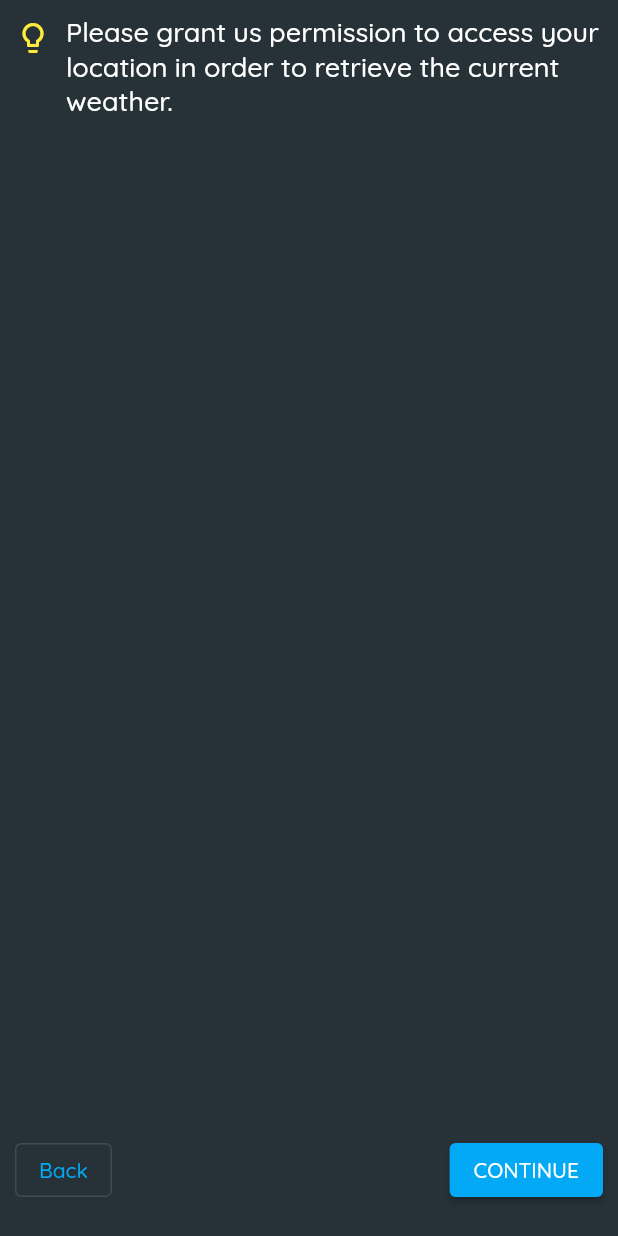
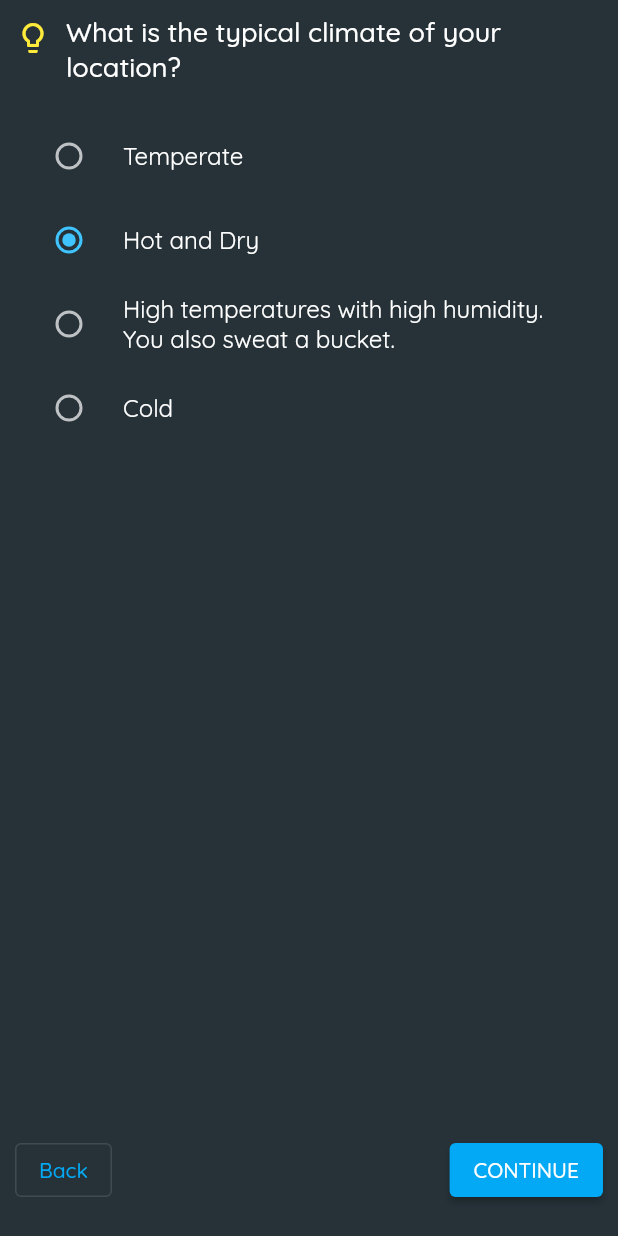
Before and after one commit to sudoadarsh/HydraSip, a Flutter app: the screen it shows after launch, swiped to page 4, on a phone screen of 412 x 824 dp. Run offline on Flutter 3.47's test engine with Material 2 defaults, Android fonts, the phone set to English and light mode, and no system bars; our stand-ins replace bloc, flutter_bloc, shared_preferences; missing offline and left inert: dart:ffi.

```diff
--- a/lib/constants/string_constants.dart
+++ b/lib/constants/string_constants.dart
@@ -19,8 +19,13 @@ class StringC {
   static const String moderatelyActive = 'Moderately active (3-5 days of exercise per week)';
   static const String veryActive = 'Very active (6-7 days of exercise per week)';
   static const String extremeActive = 'Extremely active (very intense exercise or physical job)';
-  static const String requestClimate = 'Please grant us permission to access your location in order to retrieve the current weather.';
+  static const String requestClimate = 'What is the typical climate of your location?';
   static const String grant = 'GRANT PERMISSION';
   static const String deny = 'Deny';
   static const String confirmLocation = 'Are you sure you want to exclude climate when calculating your daily water intake?';
+  static const String weather = 'WEATHER';
+  static const String temperate = 'Temperate';
+  static const String hotAndDry = 'Hot and Dry';
+  static const String hotAndHumid = 'High temperatures with high humidity. You also sweat a bucket.';
+  static const String cold = 'Cold';
 }
--- a/lib/constants/theme_constants.dart
+++ b/lib/constants/theme_constants.dart
@@ -49,6 +49,12 @@ class ThemeC {
     // Background color.
     scaffoldBackgroundColor: Colors.blueGrey[900],
 
+    // The app bar theme.
+    appBarTheme: const AppBarTheme(
+      backgroundColor: Colors.transparent,
+      elevation: 0.0
+    ),
+
     // The color scheme.
     colorScheme: const ColorScheme.dark(
       primary: Colors.lightBlue,
--- a/lib/main.dart
+++ b/lib/main.dart
@@ -20,10 +20,11 @@ class Root extends StatelessWidget {
       create: (context) => ThemeCubit(),
       child: BlocBuilder<ThemeCubit, ThemeState>(
         builder: (context, state) {
+          int? index = SharedPref.getInt(KeyConstants.pageIndex);
           return MaterialApp(
             theme: state.appTheme ? ThemeC.lightTheme : ThemeC.darkTheme,
             onGenerateRoute: GenerateRoute.generate,
-            initialRoute: RouteConstants.introduction,
+            initialRoute: index == 4 ? RouteC.home : RouteC.intro,
           );
         },
       ),
--- /dev/null
+++ b/lib/modules/home/logic/home_event.dart
@@ -0,0 +1,4 @@
+part of 'home_bloc.dart';
+
+@immutable
+abstract class HomeEvent {}
--- a/lib/modules/introduction/introduction_page.dart
+++ b/lib/modules/introduction/introduction_page.dart
@@ -129,7 +129,8 @@ class _IntroductionPageState extends State<IntroductionPage> {
   }
 
   void _climateContinue() {
-    Navigator.of(context).pushNamedAndRemoveUntil(RouteConstants.home, (route) {
+    _introductionBloc.add(UpdateCurrentIndex(index: 4));
+    Navigator.of(context).pushNamedAndRemoveUntil(RouteC.home, (route) {
       return false;
     });
   }
--- a/lib/modules/introduction/logic/introduction_bloc.dart
+++ b/lib/modules/introduction/logic/introduction_bloc.dart
@@ -5,10 +5,8 @@ import 'package:flutter/cupertino.dart';
 import 'package:hydra_sip/constants/constants.dart';
 import 'package:hydra_sip/utils/shared_pref.dart';
 import 'package:hydra_sip/utils/water_intake_calc/water_intake_calc.dart';
-import 'package:meta/meta.dart';
 
 part 'introduction_event.dart';
-
 part 'introduction_state.dart';
 
 class IntroductionBloc extends Bloc<IntroductionEvent, IntroductionState> {
--- a/lib/modules/introduction/widgets/climate_page.dart
+++ b/lib/modules/introduction/widgets/climate_page.dart
@@ -34,6 +34,33 @@ class ClimatePage extends StatelessWidget {
                   ),
                 ],
               ),
+              SizeC.spaceVertical20,
+              Column(
+                children: Climate.values.map((e) {
+                  String title;
+                  switch (e) {
+                    case Climate.temperate:
+                      title = StringC.temperate;
+                      break;
+                    case Climate.hotAndDry:
+                      title = StringC.hotAndDry;
+                      break;
+                    case Climate.hotAndHumid:
+                      title = StringC.hotAndHumid;
+                      break;
+                    case Climate.cold:
+                      title = StringC.cold;
+                      break;
+                  }
+                  return RadioListTile(
+                    value: e,
+                    title: ASText(title),
+                    groupValue: bloc.climate,
+                    onChanged: (value) =>
+                        bloc.add(ToggleMetricsEvent<Climate>(metric: value)),
+                  );
+                }).toList(),
+              ),
             ],
           ),
         ),
@@ -49,51 +76,11 @@ class ClimatePage extends StatelessWidget {
           bottom: 20,
           right: 10,
           child: ElevatedButton(
-            onPressed: () async {
-              PermissionStatus status =
-                  await OpenWeatherUtil.requestPermission();
-              if (!status.isGranted) {
-                // ignore: use_build_context_synchronously
-                _confirm(context);
-                return;
-              }
-              onClimateContinue();
-            },
+            onPressed: onClimateContinue,
             child: const ASText(StringC.cont),
           ),
         ),
       ],
     );
   }
-
-  /// Dialog to confirm the user selection.
-  void _confirm(BuildContext context) async {
-    await showDialog(
-      context: context,
-      builder: (_) {
-        return AlertDialog(
-          title: const ASText(StringC.appName),
-          content: const Text(StringC.confirmLocation),
-          actions: [
-            TextButton(
-              onPressed: () async {
-                PermissionStatus status =
-                    await OpenWeatherUtil.requestPermission();
-                if (status.isGranted) {
-                  // Move to Next page.
-                  onClimateContinue();
-                } else if (status.isPermanentlyDenied) {
-                  AppSettings.openLocationSettings();
-                }
-                // ignore: use_build_context_synchronously
-                Navigator.of(context).pop();
-              },
-              child: const ASText(StringC.grant),
-            ),
-            ElevatedButton(onPressed: () {}, child: const Text(StringC.cont)),
-          ],
-        );
-      },
-    );
-  }
 }
--- a/lib/modules/introduction/widgets/intro_page_widgets.dart
+++ b/lib/modules/introduction/widgets/intro_page_widgets.dart
@@ -1,14 +1,11 @@
 import 'dart:io';
 
-import 'package:app_settings/app_settings.dart';
 import 'package:flutter/material.dart';
 import 'package:flutter/services.dart';
 import 'package:hydra_sip/base/custom_widgets/custom_widgets.dart';
 import 'package:hydra_sip/constants/constants.dart';
 import 'package:hydra_sip/modules/introduction/logic/introduction_bloc.dart';
-import 'package:hydra_sip/utils/open_weather/open_weather.dart';
 import 'package:hydra_sip/utils/water_intake_calc/water_intake_calc.dart';
-import 'package:permission_handler/permission_handler.dart';
 
 part 'activity_page.dart';
 part 'climate_page.dart';
--- a/lib/utils/open_weather/open_weather.dart
+++ /dev/null
@@ -1,25 +0,0 @@
-import 'package:flutter/cupertino.dart';
-import 'package:geolocator/geolocator.dart';
-import 'package:permission_handler/permission_handler.dart';
-
-class OpenWeatherUtil {
-
-  /// Request location permissions.
-  static Future<PermissionStatus> requestPermission() async {
-    return await Permission.location.request();
-  }
-
-  /// Determine the current position of the device.
-  ///
-  /// When the location services are not enabled or permissions
-  /// are denied the `Future` will return an error.
-  static Future<Position?> determinePosition() async {
-    Position? position;
-    try {
-      position = await Geolocator.getCurrentPosition();
-    } catch (E) {
-      debugPrint("Error while getting the current location.");
-    }
-    return position;
-  }
-}
--- a/lib/utils/routing/generate_route.dart
+++ b/lib/utils/routing/generate_route.dart
@@ -1,10 +1,10 @@
 import 'package:flutter/material.dart';
-import 'package:hydra_sip/modules/dashboard/dashboard.dart';
+import 'package:hydra_sip/modules/home/home_page.dart';
 import 'package:hydra_sip/modules/introduction/introduction_page.dart';
 
-class RouteConstants {
+class RouteC {
   static const String dashboard = '/dashboard';
-  static const String introduction = '/introduction';
+  static const String intro = '/introduction';
   static const String home = '/home';
 }
 
@@ -13,11 +13,11 @@ class GenerateRoute {
     Widget page;
 
     switch (settings.name) {
-      case RouteConstants.dashboard:
-        page = const DashboardPage();
+      case RouteC.intro:
+        page = const IntroductionPage();
         break;
-      case RouteConstants.introduction:
-        page = const IntroductionPage();
+      case RouteC.home:
+        page = const HomePage();
         break;
       default:
         page = const Placeholder();
```
Also changed, not shown: lib/modules/dashboard/dashboard.dart (deleted, +0 -16 lines), lib/modules/home/home_page.dart (added, +33 -0 lines), lib/modules/home/logic/home_bloc.dart (added, +24 -0 lines), lib/modules/home/logic/home_state.dart (added, +8 -0 lines).
